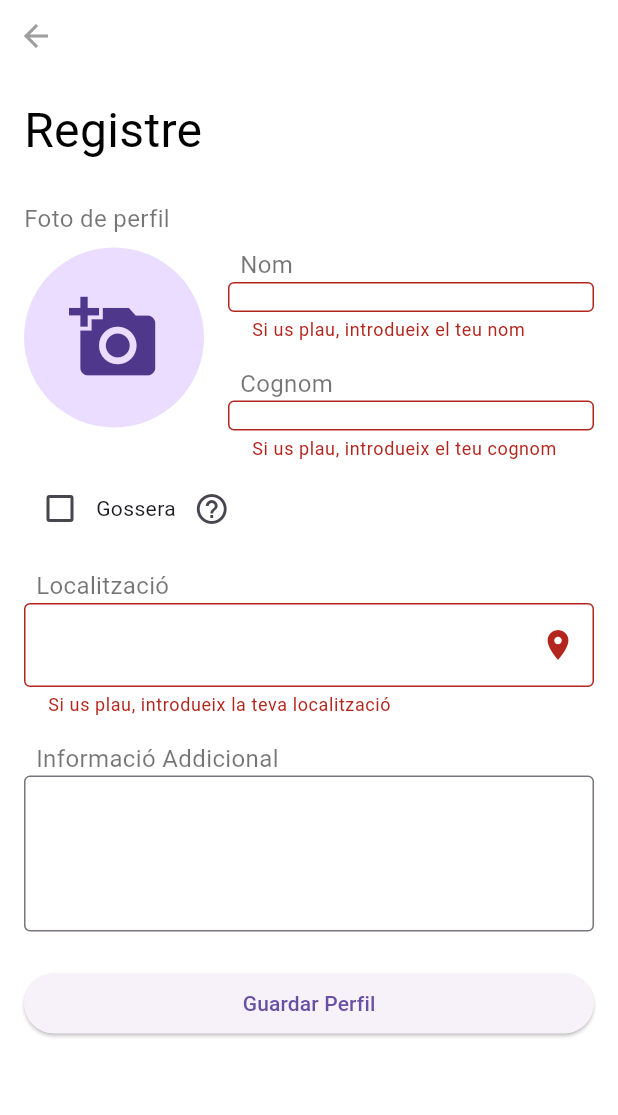
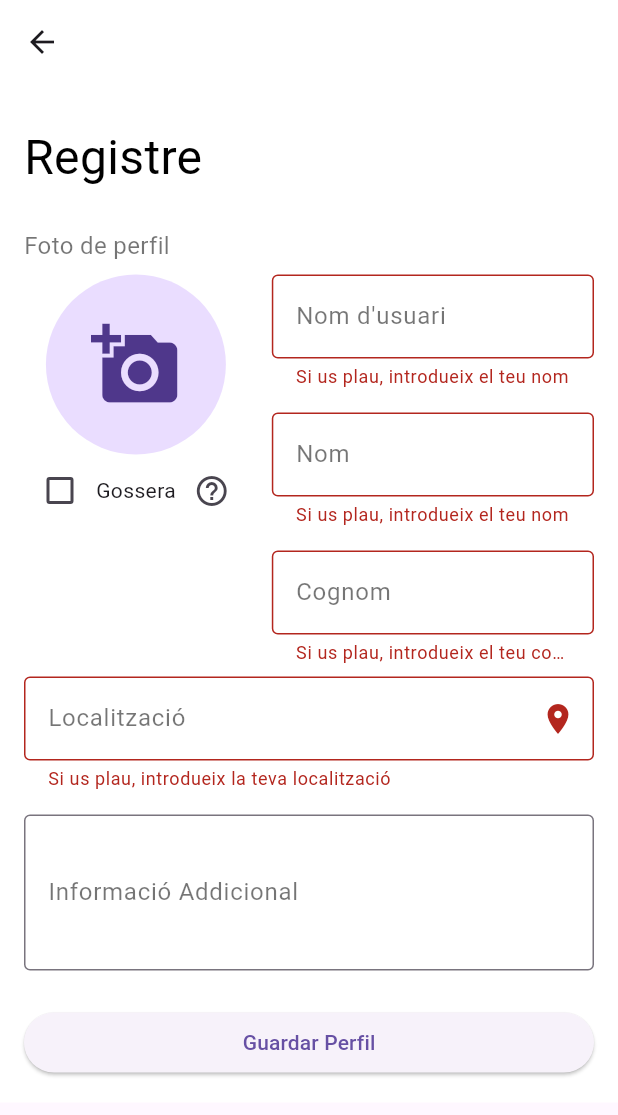
Before and after one commit to mesquius04/BarkandMeet, a Flutter app: the NewAccountScreen screen opened directly with empty values, after a tap on "Guardar Perfil", on a phone screen of 412 x 824 dp. Shown: the top 1115 px of the screen. Run offline on Flutter 3.47's test engine with Material 3 defaults, Android fonts, the phone set to English and light mode, and no system bars; our stand-ins replace cloud_firestore, firebase_auth, firebase_core, image_picker, video_player; accounts and stored records are empty; Roboto replaces fonts that are missing (Comfortaa).

Commit message:
Es crea un usuari i es giarda la seva info a la base de dades

```diff
--- a/lib/confirmation.dart
+++ b/lib/confirmation.dart
@@ -5,7 +5,7 @@ import 'dart:io';
 import "user.dart";
 
 class ProfileCreatedScreen extends StatelessWidget {
-  final UserProfile user;
+  UserProfile user;
 
   ProfileCreatedScreen({
     required this.user
@@ -24,7 +24,7 @@ class ProfileCreatedScreen extends StatelessWidget {
           crossAxisAlignment: CrossAxisAlignment.center,
           children: [
             Text(
-              'Tu perfil ha sido creado con éxito!',
+              "El teu perfil s'ha creat correctament!",
               style: TextStyle(fontSize: 20),
               textAlign: TextAlign.center,
             ),
@@ -34,7 +34,7 @@ class ProfileCreatedScreen extends StatelessWidget {
                 Navigator.pushReplacement(
                   context,
                   MaterialPageRoute(
-                    builder: (context) => Mainpage(
+                    builder: (context) => UserProfileScreen(
                       user: user
                     ),
                   ),
--- a/lib/login.dart
+++ b/lib/login.dart
@@ -1,5 +1,5 @@
 import 'package:bark_and_meet/Mainpage.dart';
-import 'package:bark_and_meet/recuperarContrasenya.dart';
+import 'package:bark_and_meet/recuperar_contrasenya.dart';
 import 'package:firebase_auth/firebase_auth.dart';
 import 'package:flutter/material.dart';
 import 'dart:io';
--- a/lib/newAccountScreen.dart
+++ b/lib/newAccountScreen.dart
@@ -1,3 +1,5 @@
+import 'package:cloud_firestore/cloud_firestore.dart';
+import 'package:firebase_auth/firebase_auth.dart';
 import 'package:flutter/material.dart';
 import 'package:image_picker/image_picker.dart';
 import 'dart:io';
@@ -6,16 +8,20 @@ import 'confirmation.dart'; // Cambiado el nombre del archivo importado
 
 class NewAccountScreen extends StatefulWidget {
   final UserProfile user;
+
   NewAccountScreen({required this.user});
+
   @override
   _NewAccountScreenState createState() => _NewAccountScreenState(user: user);
 }
 
 class _NewAccountScreenState extends State<NewAccountScreen> {
-  final UserProfile user;
+  UserProfile user;
+
   _NewAccountScreenState({required this.user});
 
   final _formKey = GlobalKey<FormState>();
+  final _usernameController = TextEditingController();
   final _nameController = TextEditingController();
   final _surnameController = TextEditingController();
   final _additionalInfoController = TextEditingController();
@@ -30,7 +36,7 @@ class _NewAccountScreenState extends State<NewAccountScreen> {
     if (pickedFile != null) {
       setState(() {
         _profilePhoto = File(pickedFile.path);
-        user.profilePhoto=File(pickedFile.path);
+        user.profilePhoto = File(pickedFile.path);
       });
     }
   }
@@ -38,28 +44,85 @@ class _NewAccountScreenState extends State<NewAccountScreen> {
   void _selectLocation() {
     setState(() {
       _locationController.text = '';
-      user.city='';
+      user.city = '';
     });
   }
 
   void _saveProfile() {
     if (_formKey.currentState!.validate()) {
       // Guardar los datos del usuario en UserData
+      user.username = _usernameController.text.trim();
       user.profilePhoto = _profilePhoto;
-      user.name = _nameController.text;
-      user.surname = _surnameController.text;
-      user.city = _locationController.text;
-      user.additionalInfo = _additionalInfoController.text;
+      user.name = _nameController.text.trim();
+      user.surname = _surnameController.text.trim();
+      user.city = _locationController.text.trim();
+      user.additionalInfo = _additionalInfoController.text.trim();
+
+      // Afegir l'usuari a la base de dades
+      _addUser(context);
 
       Navigator.pushReplacement(
         context,
         MaterialPageRoute(
-          builder: (context) => ProfileCreatedScreen(
-            user: user
-          ),
+          builder: (context) => ProfileCreatedScreen(user: user),
         ),
       );
     }
+  }
+
+  Future<void> _addUser(BuildContext context) async {
+    try {
+      User? firebaseUser = FirebaseAuth.instance.currentUser;
+
+      // s'intenta afegir l'usuari a la base de dades
+      await FirebaseFirestore.instance
+          .collection("Usuaris")
+          .doc(firebaseUser!.uid)
+          .set({
+        'username': user.username,
+        'email': user.email,
+        'name': user.name,
+        'surname': user.surname,
+        'numDogs': user.numDogs,
+        'gossera': user.gossera,
+        'premium': user.premium,
+        'city': user.city,
+        'additionalInfo': user.additionalInfo,
+      });
+    } catch (e) {
+      // Si hi ha un error, mostra un missatge d'error
+      showDialog(
+        context: context,
+        builder: (BuildContext context) {
+          return AlertDialog(
+            title: const Text('Error'),
+            content: const Text(
+                'Hi ha hagut un error al crear el teu perfil. Si us plau, torna a intentar-ho.'),
+            actions: [
+              TextButton(
+                child: const Text('Tancar'),
+                onPressed: () {
+                  Navigator.of(context).pop();
+                },
+              ),
+            ],
+          );
+        },
+      );
+    }
+  }
+
+  // es crida aquest mètode per alliberar recursos de memòria quan no s'utilitzen.
+  // en aquest cas es llibera la memòria dels controladors del correu i contrasenya
+  @override
+  void dispose() {
+    _usernameController.dispose();
+    _nameController.dispose();
+    _surnameController.dispose();
+    _locationController.dispose();
+    _additionalInfoController.dispose();
+    _profilePhoto = null;
+    super.dispose();
   }
 
   void _showGosseraInfo() {
@@ -87,20 +150,15 @@ class _NewAccountScreenState extends State<NewAccountScreen> {
   @override
   Widget build(BuildContext context) {
     return Scaffold(
+      appBar: AppBar(
+        title: Text(''),
+        backgroundColor: Colors.white,
+      ),
       body: Stack(
         children: [
           Positioned.fill(
             child: Container(
               color: Colors.white,
-            ),
-          ),
-          Align(
-            alignment: Alignment.topLeft,
-            child: IconButton(
-              icon: Icon(Icons.arrow_back, color: Colors.grey),
-              onPressed: () {
-                Navigator.pop(context);
-              },
             ),
           ),
           Padding(
@@ -111,7 +169,7 @@ class _NewAccountScreenState extends State<NewAccountScreen> {
                 child: Column(
                   crossAxisAlignment: CrossAxisAlignment.start,
                   children: [
-                    SizedBox(height: 48),
+                    SizedBox(height: 10),
                     Text(
                       'Registre',
                       style: TextStyle(
@@ -133,6 +191,8 @@ class _NewAccountScreenState extends State<NewAccountScreen> {
                     Row(
                       crossAxisAlignment: CrossAxisAlignment.start,
                       children: [
+                        Column(
+                          children: [
                             GestureDetector(
                               onTap: _pickImage,
                               child: CircleAvatar(
@@ -145,85 +205,6 @@ class _NewAccountScreenState extends State<NewAccountScreen> {
                                     : null,
                               ),
                             ),
-                        SizedBox(width: 16),
-                        Expanded(
-                          child: Column(
-                            children: [
-                              Container(
-                                alignment: Alignment.centerLeft,
-                                padding: EdgeInsets.only(left: 8.0),
-                                child: Text(
-                                  'Nom',
-                                  style: TextStyle(
-                                    fontSize: 16,
-                                    fontFamily: 'Comfortaa',
-                                    color: Colors.black54,
-                                  ),
-                                ),
-                              ),
-                              Container(
-                                height: 40,
-                                child: TextFormField(
-                                  controller: _nameController,
-                                  decoration: InputDecoration(
-                                    border: OutlineInputBorder(
-                                      borderSide: BorderSide(
-                                          color: Colors.black, width: 2.0),
-                                    ),
-                                    labelText: '',
-                                    labelStyle: TextStyle(
-                                      color: Colors.black54,
-                                    ),
-                                  ),
-                                  validator: (value) {
-                                    if (value == null || value.isEmpty) {
-                                      return 'Si us plau, introdueix el teu nom';
-                                    }
-                                    return null;
-                                  },
-                                ),
-                              ),
-                              SizedBox(height: 16),
-                              Container(
-                                alignment: Alignment.centerLeft,
-                                padding: EdgeInsets.only(left: 8.0),
-                                child: Text(
-                                  'Cognom',
-                                  style: TextStyle(
-                                    fontSize: 16,
-                                    fontFamily: 'Comfortaa',
-                                    color: Colors.black54,
-                                  ),
-                                ),
-                              ),
-                              Container(
-                                height: 40,
-                                child: TextFormField(
-                                  controller: _surnameController,
-                                  decoration: InputDecoration(
-                                    border: OutlineInputBorder(
-                                      borderSide: BorderSide(
-                                          color: Colors.black, width: 2.0),
-                                    ),
-                                    labelText: '',
-                                    labelStyle: TextStyle(
-                                      color: Colors.black54,
-                                    ),
-                                  ),
-                                  validator: (value) {
-                                    if (value == null || value.isEmpty) {
-                                      return 'Si us plau, introdueix el teu cognom';
-                                    }
-                                    return null;
-                                  },
-                                ),
-                              ),
-                            ],
-                          ),
-                        ),
-                      ],
-                    ),
-                    SizedBox(height: 8),
                             Row(
                               children: [
                                 Checkbox(
@@ -241,19 +222,77 @@ class _NewAccountScreenState extends State<NewAccountScreen> {
                                 ),
                               ],
                             ),
-                    SizedBox(height: 16),
-                    Container(
-                      alignment: Alignment.centerLeft,
-                      padding: EdgeInsets.only(left: 8.0),
-                      child: Text(
-                        'Localització',
-                        style: TextStyle(
-                          fontSize: 16,
-                          fontFamily: 'Comfortaa',
+                          ],
+                        ),
+                        SizedBox(width: 16),
+                        Expanded(
+                          child: Column(
+                            children: [
+                              TextFormField(
+                                controller: _usernameController,
+                                decoration: InputDecoration(
+                                  border: OutlineInputBorder(
+                                    borderSide: BorderSide(
+                                        color: Colors.black, width: 2.0),
+                                  ),
+                                  labelText: "Nom d'usuari",
+                                  labelStyle: TextStyle(
                                     color: Colors.black54,
                                   ),
                                 ),
+                                validator: (value) {
+                                  if (value == null || value.isEmpty) {
+                                    return 'Si us plau, introdueix el teu nom';
+                                  }
+                                  return null;
+                                },
                               ),
+                              SizedBox(height: 16),
+                              TextFormField(
+                                controller: _nameController,
+                                decoration: InputDecoration(
+                                  border: OutlineInputBorder(
+                                    borderSide: BorderSide(
+                                        color: Colors.black, width: 2.0),
+                                  ),
+                                  labelText: 'Nom',
+                                  labelStyle: TextStyle(
+                                    color: Colors.black54,
+                                  ),
+                                ),
+                                validator: (value) {
+                                  if (value == null || value.isEmpty) {
+                                    return 'Si us plau, introdueix el teu nom';
+                                  }
+                                  return null;
+                                },
+                              ),
+                              SizedBox(height: 16),
+                              TextFormField(
+                                controller: _surnameController,
+                                decoration: InputDecoration(
+                                  border: OutlineInputBorder(
+                                    borderSide: BorderSide(
+                                        color: Colors.black, width: 2.0),
+                                  ),
+                                  labelText: 'Cognom',
+                                  labelStyle: TextStyle(
+                                    color: Colors.black54,
+                                  ),
+                                ),
+                                validator: (value) {
+                                  if (value == null || value.isEmpty) {
+                                    return 'Si us plau, introdueix el teu cognom';
+                                  }
+                                  return null;
+                                },
+                              ),
+                            ],
+                          ),
+                        ),
+                      ],
+                    ),
+                    SizedBox(height: 8),
                     TextFormField(
                       controller: _locationController,
                       decoration: InputDecoration(
@@ -261,7 +300,7 @@ class _NewAccountScreenState extends State<NewAccountScreen> {
                           borderSide:
                               BorderSide(color: Colors.black, width: 2.0),
                         ),
-                        labelText: '',
+                        labelText: 'Localització',
                         labelStyle: TextStyle(
                           color: Colors.black54,
                         ),
@@ -278,18 +317,6 @@ class _NewAccountScreenState extends State<NewAccountScreen> {
                       },
                     ),
                     SizedBox(height: 16),
-                    Container(
-                      alignment: Alignment.centerLeft,
-                      padding: EdgeInsets.only(left: 8.0),
-                      child: Text(
-                        'Informació Addicional',
-                        style: TextStyle(
-                          fontSize: 16,
-                          fontFamily: 'Comfortaa',
-                          color: Colors.black54,
-                        ),
-                      ),
-                    ),
                     TextFormField(
                       controller: _additionalInfoController,
                       decoration: InputDecoration(
@@ -297,7 +324,7 @@ class _NewAccountScreenState extends State<NewAccountScreen> {
                           borderSide:
                               BorderSide(color: Colors.black, width: 2.0),
                         ),
-                        labelText: '',
+                        labelText: 'Informació Addicional',
                         labelStyle: TextStyle(
                           color: Colors.black54,
                         ),
--- a/lib/user.dart
+++ b/lib/user.dart
@@ -7,7 +7,7 @@ import 'park.dart';
 class UserProfile {
   File? profilePhoto;
   String username;
-  String email;
+  final String email;
   String name;
   String surname;
   int numDogs;
@@ -33,6 +33,20 @@ class UserProfile {
     required this.additionalInfo,
   })  : this.dogs = dogs,
         this.parks = parks;
+
+  // Constructor que només demana el correu, nom d'usuari i tot el demés per defecte.
+  UserProfile.basic({
+    required this.email,
+  })  : this.username = '',
+        this.name = '',
+        this.surname = '',
+        this.numDogs = 0,
+        this.gossera = false,
+        this.premium = false,
+        this.city = '',
+        this.dogs = [],
+        this.parks = [],
+        this.additionalInfo = '';
 
   List<Dog> getDogs() {
     //Algorisme martí
--- a/lib/user_profile.dart
+++ b/lib/user_profile.dart
@@ -6,7 +6,7 @@ import 'user.dart';
 import 'package:image_picker/image_picker.dart';
 
 class UserProfileScreen extends StatefulWidget {
-  final UserProfile user;
+  UserProfile user;
 
   UserProfileScreen({
     required this.user
@@ -18,7 +18,7 @@ class UserProfileScreen extends StatefulWidget {
 
 class _UserProfileScreenState extends State<UserProfileScreen> {
   List<File?> dogs = [];
-  final UserProfile user;
+  UserProfile user;
   _UserProfileScreenState({required this.user});
   void _addDog() async {
     final picker = ImagePicker();
--- a/pubspec.yaml
+++ b/pubspec.yaml
@@ -41,6 +41,7 @@ dependencies:
   image_picker: ^1.1.1
   firebase_core: ^2.32.0
   firebase_auth: ^4.20.0
+  cloud_firestore: ^4.17.5
 
 dev_dependencies:
   flutter_test:
```
Also changed, not shown: lib/UserSessionState.dart (+41 -18 lines), lib/recuperar_contrasenya.dart (renamed from lib/recuperarContrasenya.dart, +15 -13 lines), lib/register.dart (+3 -25 lines), pubspec.lock, 8 other files. Lines whose indentation alone changed are shown as unchanged.
